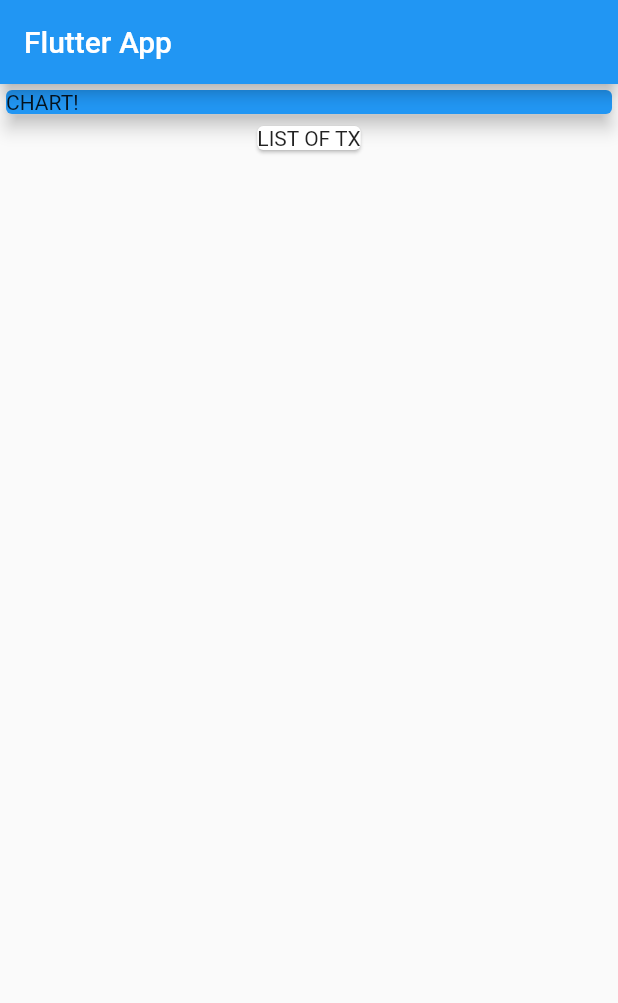
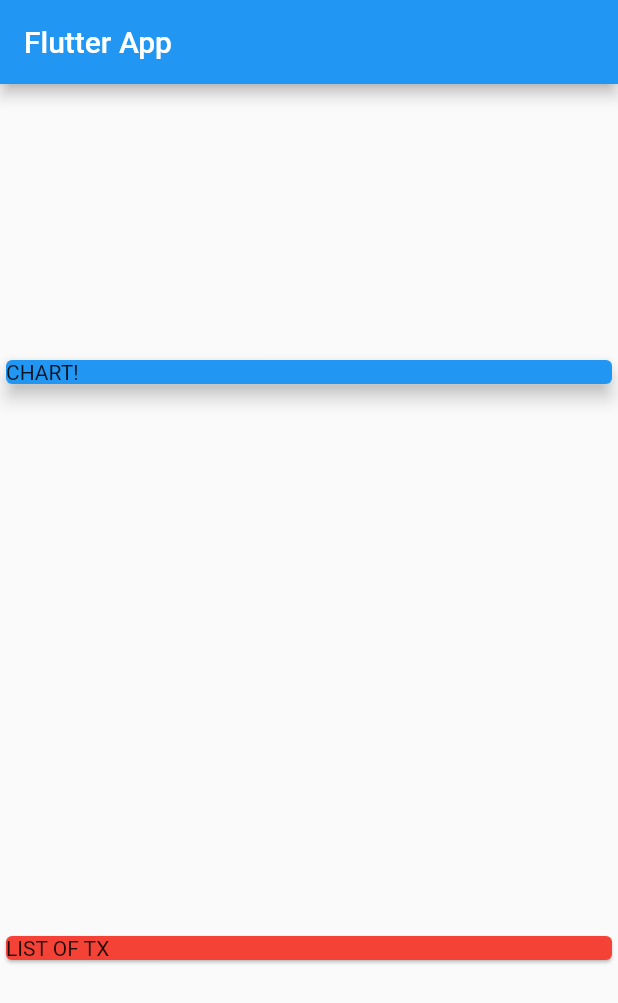
Before and after one commit to yusoofsh/demind, a Flutter app: the screen it shows after launch, on a phone screen of 412 x 824 dp. Shown: the top 1003 px of the screen. Run offline on Flutter 3.47's test engine with Material 2 defaults, Android fonts, the phone set to English and light mode, and no system bars.

Commit message:
feat(real): column alignment

```diff
--- a/real/lib/main.dart
+++ b/real/lib/main.dart
@@ -20,7 +20,9 @@ class MyHomePage extends StatelessWidget {
         title: Text('Flutter App'),
       ),
       body: Column(
-        children: <Widget>[
+        mainAxisAlignment: MainAxisAlignment.spaceAround,
+        crossAxisAlignment: CrossAxisAlignment.stretch,
+        children: [
           Container(
             width: double.infinity,
             child: Card(
@@ -30,6 +32,7 @@ class MyHomePage extends StatelessWidget {
             ),
           ),
           Card(
+            color: Colors.red,
             child: Text('LIST OF TX'),
           ),
         ],
```
Also changed, not shown: 1 other file.
